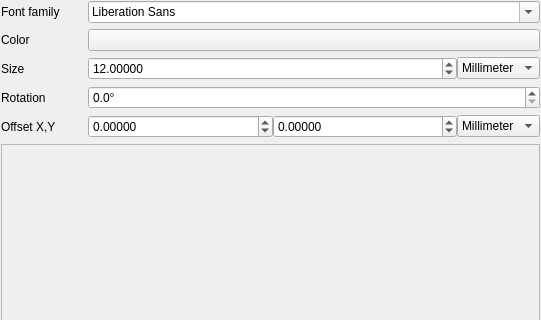
Above: src/ui/symbollayer/widget_fontmarker.ui from qgis/QGIS before the change; both pictures show x 0 to 541 and y 0 to 320 of the 541 by 559 pixel window. Below: the same form after it.
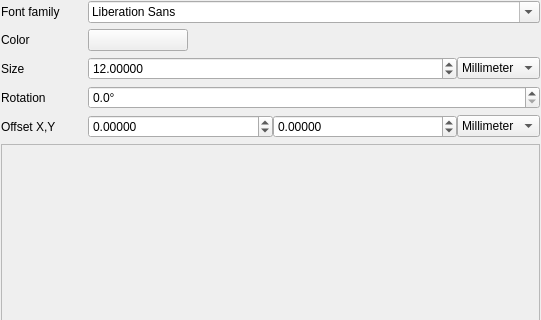
That is the form after the change. Custom widgets are drawn as their Qt base class.

The edit to the form file:
```diff
--- a/src/ui/symbollayer/widget_fontmarker.ui
+++ b/src/ui/symbollayer/widget_fontmarker.ui
@@ -25,6 +25,9 @@
      <property name="fieldGrowthPolicy">
       <enum>QFormLayout::AllNonFixedFieldsGrow</enum>
      </property>
+     <property name="labelAlignment">
+      <set>Qt::AlignLeading|Qt::AlignLeft|Qt::AlignTop</set>
+     </property>
      <property name="horizontalSpacing">
       <number>28</number>
      </property>
@@ -53,6 +56,18 @@
      </item>
      <item row="1" column="1">
       <widget class="QgsColorButton" name="btnColor">
+       <property name="minimumSize">
+        <size>
+         <width>100</width>
+         <height>0</height>
+        </size>
+       </property>
+       <property name="maximumSize">
+        <size>
+         <width>100</width>
+         <height>16777215</height>
+        </size>
+       </property>
        <property name="text">
         <string/>
        </property>
```
